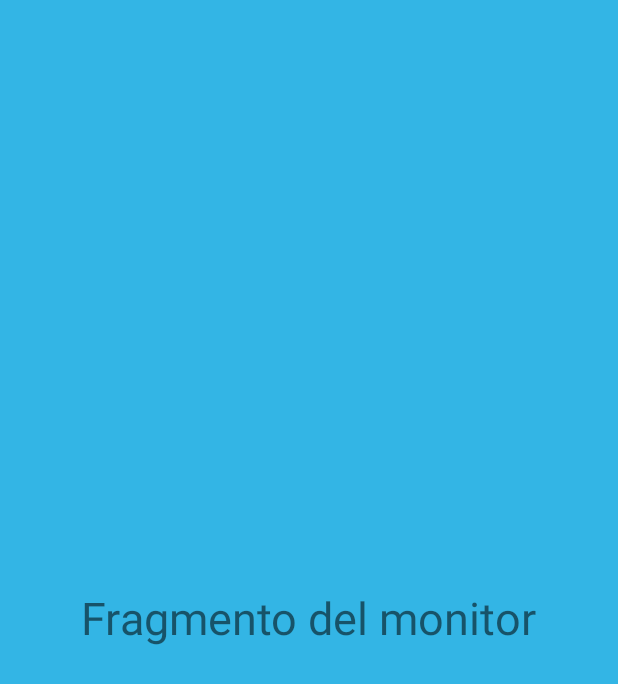
After one commit to dadg98une/rossy, an Android app: the layout fragment_monitor.xml on its own in the app's theme, with its tools: preview values and no code run, on a phone screen of 412 x 824 dp. The commit adds this screen. Shown: the top 684 px of the screen. Run offline under Robolectric (Android 15) with nearby library versions, the phone set to English and light mode, and no system bars.

Commit message:
se hacen los fragments

```diff
--- a/app/src/main/res/layout/activity_register.xml
+++ b/app/src/main/res/layout/activity_register.xml
@@ -8,8 +8,8 @@
 
     <ProgressBar
         android:id="@+id/progressBar"
-        style="?android:attr/progressBarStyle"
-        android:layout_width="wrap_content"
+        style="@style/Widget.AppCompat.ProgressBar"
+        android:layout_width="48dp"
         android:layout_height="wrap_content"
         app:layout_constraintBottom_toTopOf="@+id/user"
         app:layout_constraintEnd_toEndOf="parent"
--- /dev/null
+++ b/app/src/main/res/layout/fragment_monitor.xml
@@ -0,0 +1,14 @@
+<?xml version="1.0" encoding="utf-8"?>
+<RelativeLayout xmlns:android="http://schemas.android.com/apk/res/android"
+    android:layout_width="match_parent"
+    android:layout_height="match_parent"
+    android:background="@android:color/holo_blue_light">
+
+    <TextView
+        android:layout_width="wrap_content"
+        android:layout_height="wrap_content"
+        android:text="Fragmento del monitor"
+        android:textSize="30sp"
+        android:layout_centerInParent="true"/>
+
+</RelativeLayout>
```
Also changed, not shown: app/src/main/res/layout/fragment_main.xml (added, +14 -0 lines), app/src/main/res/layout/fragment_tables.xml (added, +14 -0 lines), app/src/main/res/layout/fragment_user.xml (added, +14 -0 lines).
